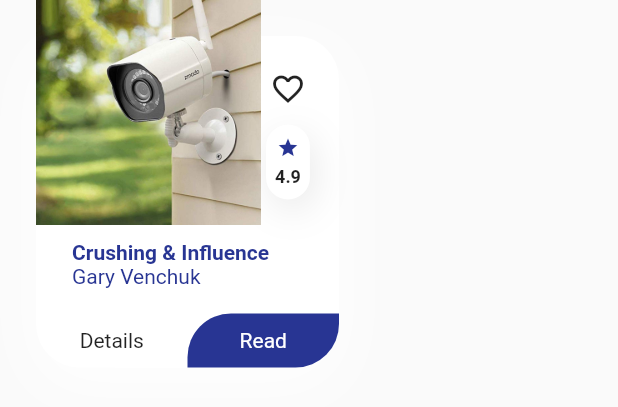
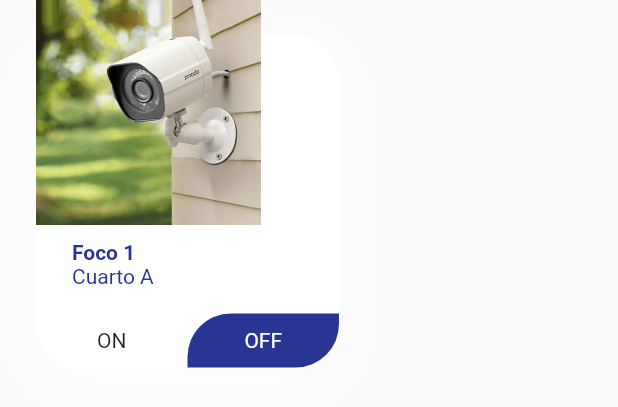
Before and after one commit to JuanJo53/security_iot_system, a Flutter app: the Accionador widget shown alone on an empty page, opened directly, on a phone screen of 412 x 824 dp. Shown: the top 407 px of the screen. Run offline on Flutter 3.47's test engine with Material 2 defaults, Android fonts, the phone set to English and light mode, and no system bars; our stand-ins replace cloud_firestore, firebase_auth, firebase_core, flutter_svg; accounts and stored records are empty.

Commit message:
Pantalla OK V22

```diff
--- a/lib/Screens/HomeTwo/components/body.dart
+++ b/lib/Screens/HomeTwo/components/body.dart
@@ -6,8 +6,8 @@ import '../../../size_config.dart';
 import 'categories.dart';
 import 'discount_banner.dart';
 import 'home_header.dart';
-import 'popular_product.dart';
-import 'special_offers.dart';
+import 'sensores_lib.dart';
+import 'disp_prueba.dart';
 
 class Body extends StatelessWidget {
   @override
@@ -26,33 +26,24 @@ class Body extends StatelessWidget {
                 children: <Widget>[
                   Accionador(
                     image: "assets/images/q12w.jpg",
-                    title: "Crushing & Influence",
-                    auth: "Gary Venchuk",
+                    title: "Foco 1",
+                    auth: "Cuarto A",
                     rating: 4.9,
-                    pressDetails: () {
-                      Navigator.push(
-                        context,
-                        MaterialPageRoute(
-                          builder: (context) {
-                            return DetailsScreen();
-                          },
-                        ),
-                      );
-                    },
+                    pressDetails: () {},
                   ),
                   Accionador(
                     image: "assets/images/q12w.jpg",
-                    title: "Top Ten Business Hacks",
-                    auth: "Herman Joel",
+                    title: "Foco 2",
+                    auth: "Cuarto B",
                     rating: 4.8,
                   ),
                   SizedBox(width: 30),
                 ],
               ),
             ),
-            SpecialOffers(),
+            DispRec(),
             SizedBox(height: getProportionateScreenWidth(30)),
-            PopularProducts(),
+            SensoresPr(),
             SizedBox(height: getProportionateScreenWidth(30)),
           ],
         ),
--- a/lib/Screens/HomeTwo/components/categories.dart
+++ b/lib/Screens/HomeTwo/components/categories.dart
@@ -7,11 +7,11 @@ class Categories extends StatelessWidget {
   @override
   Widget build(BuildContext context) {
     List<Map<String, dynamic>> categories = [
-      {"icon": "assets/icons/Flash Icon.svg", "text": "Flash Deal"},
-      {"icon": "assets/icons/Bill Icon.svg", "text": "Bill"},
-      {"icon": "assets/icons/Game Icon.svg", "text": "Game"},
-      {"icon": "assets/icons/Gift Icon.svg", "text": "Daily Gift"},
-      {"icon": "assets/icons/Discover.svg", "text": "More"},
+      {"icon": "assets/icons/twitter.svg", "text": "Cuarto A"},
+      {"icon": "assets/icons/twitter.svg", "text": "Cuarto B"},
+      {"icon": "assets/icons/twitter.svg", "text": "Cuarto D"},
+      {"icon": "assets/icons/twitter.svg", "text": "Cuarto E"},
+      {"icon": "assets/icons/twitter.svg", "text": "Cuarto F"},
     ];
     return Padding(
       padding: EdgeInsets.all(getProportionateScreenWidth(20)),
--- a/lib/components/reading_card_list.dart
+++ b/lib/components/reading_card_list.dart
@@ -52,21 +52,7 @@ class Accionador extends StatelessWidget {
           Image.asset(
             image,
             width: 150,
-          ),
-          Positioned(
-            top: 35,
-            right: 10,
-            child: Column(
-              children: <Widget>[
-                IconButton(
-                  icon: Icon(
-                    Icons.favorite_border,
-                  ),
-                  onPressed: () {},
-                ),
-                BookRating(score: rating),
-              ],
-            ),
+            height: 150,
           ),
           Positioned(
             top: 160,
@@ -108,12 +94,12 @@ class Accionador extends StatelessWidget {
                           width: 101,
                           padding: EdgeInsets.symmetric(vertical: 10),
                           alignment: Alignment.center,
-                          child: Text("Details"),
+                          child: Text("ON"),
                         ),
                       ),
                       Expanded(
                         child: TwoSideRoundedButton(
-                          text: "Read",
+                          text: "OFF",
                           press: pressRead,
                         ),
                       )
```
Also changed, not shown: lib/Screens/HomeTwo/components/disp_prueba.dart (renamed from lib/Screens/HomeTwo/components/special_offers.dart, +8 -8 lines), lib/Screens/HomeTwo/components/home_header.dart (+3 -4 lines), lib/Screens/HomeTwo/components/popular_product.dart (deleted, +0 -40 lines), lib/Screens/HomeTwo/components/sensores_lib.dart (added, +51 -0 lines).
